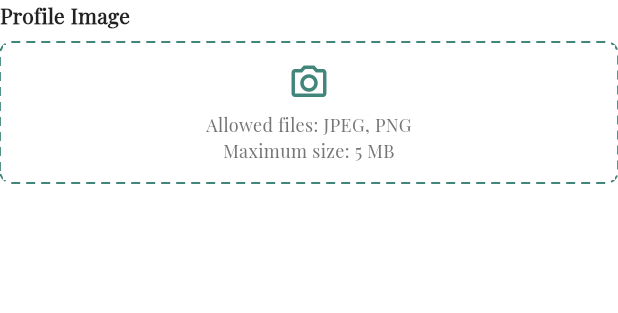
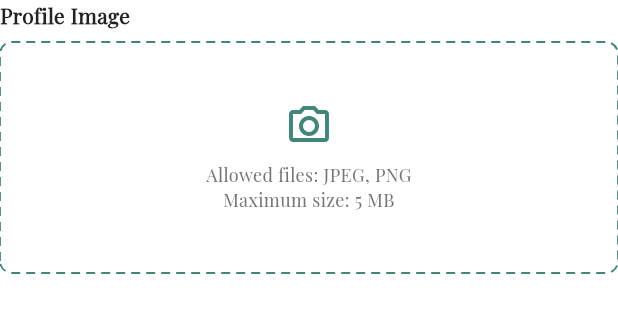
Before and after one commit to mohamedabdelaziz55/task_tharaed-tech, a Flutter app: the ProfileImageUploader widget shown alone on an empty page, opened directly with empty values, on a phone screen of 412 x 824 dp. Shown: the top 313 px of the screen. Run offline on Flutter 3.47's test engine with Material 3 defaults, Android fonts, the light colour scheme and no system bars; drawn by our look-alikes of dotted_border; our stand-ins replace dio, equatable, image_picker, lucide_icons, shared_preferences; accounts and stored records are empty; network calls fail.

Commit message:
view image

```diff
--- a/lib/features/Auth/data/model/user_model.dart
+++ b/lib/features/Auth/data/model/user_model.dart
@@ -24,7 +24,6 @@ class UserModel {
     );
   }
 
-  /// ✅ لتحويل الـ model إلى Map (مفيد عند الحفظ في SharedPreferences)
   Map<String, dynamic> toJson() {
     return {
       'token': token,
@@ -35,7 +34,6 @@ class UserModel {
     };
   }
 
-  /// ✅ لعمل نسخة جديدة مع تعديل بعض القيم فقط
   UserModel copyWith({
     String? token,
     String? username,
--- a/lib/features/Auth/presentation/widgets/register_widgets/profile_image_uploader.dart
+++ b/lib/features/Auth/presentation/widgets/register_widgets/profile_image_uploader.dart
@@ -7,7 +7,7 @@ import 'package:task_tharad_tech/core/widgets/image_picker_dialog.dart';
 
 class ProfileImageUploader extends StatefulWidget {
   final void Function(File) onImagePicked;
-  final String? initialImageUrl; // ✅ صورة السيرفر أو المخزنة
+  final String? initialImageUrl;
 
   const ProfileImageUploader({
     super.key,
@@ -24,31 +24,38 @@ class _ProfileImageUploaderState extends State<ProfileImageUploader> {
   final ImagePicker _picker = ImagePicker();
 
   Future<void> pickFromGallery() async {
-    final XFile? pickedFile = await _picker.pickImage(source: ImageSource.gallery);
+    final XFile? pickedFile =
+    await _picker.pickImage(source: ImageSource.gallery);
     if (pickedFile != null) {
-      setState(() {
-        imageFile = File(pickedFile.path);
-      });
+      setState(() => imageFile = File(pickedFile.path));
       widget.onImagePicked(imageFile!);
     }
     Navigator.pop(context);
   }
 
   Future<void> pickFromCamera() async {
-    final XFile? pickedFile = await _picker.pickImage(source: ImageSource.camera);
+    final XFile? pickedFile =
+    await _picker.pickImage(source: ImageSource.camera);
     if (pickedFile != null) {
-      setState(() {
-        imageFile = File(pickedFile.path);
-      });
+      setState(() => imageFile = File(pickedFile.path));
       widget.onImagePicked(imageFile!);
     }
     Navigator.pop(context);
+  }
+
+  void _removeImage() {
+    setState(() {
+      imageFile = null;
+    });
   }
 
   @override
   Widget build(BuildContext context) {
     final bool hasNetworkImage =
         widget.initialImageUrl != null && widget.initialImageUrl!.isNotEmpty;
+
+    final String? imageUrl =
+        imageFile?.path ?? (hasNetworkImage ? widget.initialImageUrl : null);
 
     return Column(
       crossAxisAlignment: CrossAxisAlignment.start,
@@ -81,26 +88,55 @@ class _ProfileImageUploaderState extends State<ProfileImageUploader> {
             ),
             child: Container(
               width: double.infinity,
-              height: 90,
+              height: 150, // ✅ حجم ثابت وواضح
+              decoration: BoxDecoration(
                 color: Colors.white,
-              child: ClipRRect(
                 borderRadius: BorderRadius.circular(8),
-                child: imageFile != null
+              ),
+              child: Stack(
+                children: [
+                  ClipRRect(
+                    borderRadius: BorderRadius.circular(8),
+                    child: imageUrl != null
+                        ? (imageFile != null
                         ? Image.file(
                       imageFile!,
                       width: double.infinity,
-                  height: 90,
+                      height: 150,
                       fit: BoxFit.cover,
                     )
-                    : hasNetworkImage
-                    ? Image.network(
-                  widget.initialImageUrl!,
+                        : Image.network(
+                      imageUrl,
                       width: double.infinity,
-                  height: 90,
+                      height: 150,
                       fit: BoxFit.cover,
-                  errorBuilder: (context, error, stack) => _placeholder(),
-                )
+                      errorBuilder: (context, error, stack) =>
+                          _placeholder(),
+                    ))
                         : _placeholder(),
+                  ),
+
+                  if (imageUrl != null)
+                    Positioned(
+                      top: 6,
+                      right: 6,
+                      child: GestureDetector(
+                        onTap: _removeImage,
+                        child: Container(
+                          decoration: BoxDecoration(
+                            color: Colors.black54,
+                            shape: BoxShape.circle,
+                          ),
+                          padding: const EdgeInsets.all(5),
+                          child: const Icon(
+                            Icons.close,
+                            size: 18,
+                            color: Colors.white,
+                          ),
+                        ),
+                      ),
+                    ),
+                ],
               ),
             ),
           ),
@@ -109,17 +145,17 @@ class _ProfileImageUploaderState extends State<ProfileImageUploader> {
     );
   }
 
-  // ✅ ويدجت للـ UI الافتراضي لما مفيش صورة
   Widget _placeholder() {
-    return Column(
+    return Center(
+      child: Column(
         mainAxisAlignment: MainAxisAlignment.center,
         children: [
           const Icon(
             Icons.camera_alt_outlined,
             color: Color(AppColors.primaryColor),
-          size: 28,
+            size: 32,
           ),
-        const SizedBox(height: 6),
+          const SizedBox(height: 8),
           Text(
             'Allowed files: JPEG, PNG\nMaximum size: 5 MB',
             style: TextStyle(
@@ -130,6 +166,7 @@ class _ProfileImageUploaderState extends State<ProfileImageUploader> {
             textAlign: TextAlign.center,
           ),
         ],
+      ),
     );
   }
 }
```
Also changed, not shown: lib/core/utils/helpers/pref_helper.dart (+2 -8 lines), lib/features/Auth/data/repo/auth_repo.dart (+4 -5 lines), lib/features/profile/presentation/widgets/profile_body.dart (+5 -8 lines). Lines whose indentation alone changed are shown as unchanged.
